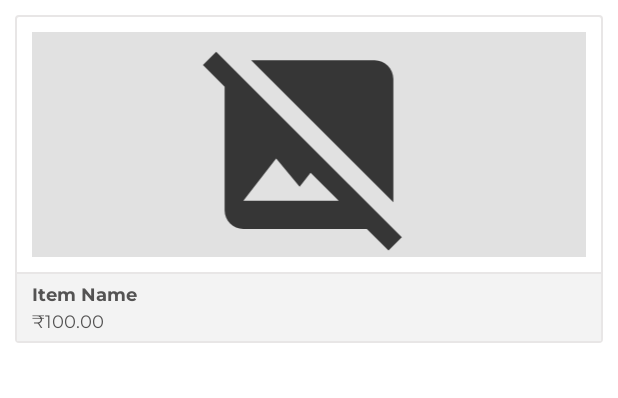
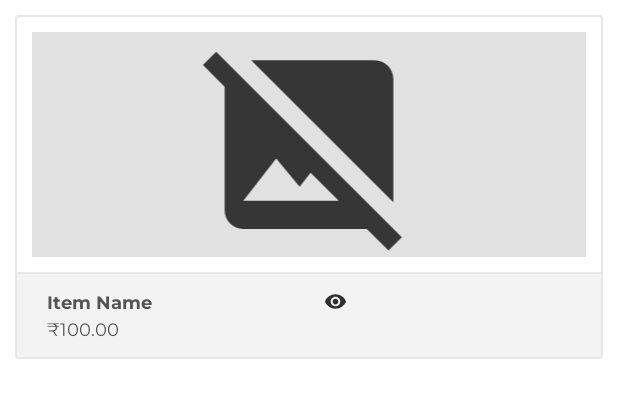
Before and after one commit to Necromancer376/CampusBuy, an Android app: the layout item_dashboard_layout.xml on its own in the app's theme, with its tools: preview values and no code run, on a phone screen of 412 x 824 dp. Shown: the top 398 px of the screen. Run offline under Robolectric (Android 15) with nearby library versions, the light colour scheme and no system bars.

Commit message:
minor changes to item view

```diff
--- a/app/build.gradle
+++ b/app/build.gradle
@@ -18,6 +18,10 @@ android {
         versionName "1.0"
 
         testInstrumentationRunner "androidx.test.runner.AndroidJUnitRunner"
+    }
+
+    dataBinding {
+        enabled = true
     }
 
     androidExtensions {
--- /dev/null
+++ b/app/src/main/res/drawable/ic_viewed.xml
@@ -0,0 +1,5 @@
+<vector android:height="24dp" android:tint="#2F2F2F"
+    android:viewportHeight="24" android:viewportWidth="24"
+    android:width="24dp" xmlns:android="http://schemas.android.com/apk/res/android">
+    <path android:fillColor="@android:color/white" android:pathData="M12,4.5C7,4.5 2.73,7.61 1,12c1.73,4.39 6,7.5 11,7.5s9.27,-3.11 11,-7.5c-1.73,-4.39 -6,-7.5 -11,-7.5zM12,17c-2.76,0 -5,-2.24 -5,-5s2.24,-5 5,-5 5,2.24 5,5 -2.24,5 -5,5zM12,9c-1.66,0 -3,1.34 -3,3s1.34,3 3,3 3,-1.34 3,-3 -1.34,-3 -3,-3z"/>
+</vector>
--- a/app/src/main/res/layout/item_dashboard_layout.xml
+++ b/app/src/main/res/layout/item_dashboard_layout.xml
@@ -14,10 +14,7 @@
         android:id="@+id/iv_dashboard_item_image"
         android:layout_width="match_parent"
         android:layout_height="@dimen/item_dashboard_image_height"
-        android:layout_marginStart="@dimen/item_dashboard_image_margin"
-        android:layout_marginTop="@dimen/item_dashboard_image_margin"
-        android:layout_marginEnd="@dimen/item_dashboard_image_margin"
-        android:layout_marginBottom="@dimen/item_dashboard_image_margin"
+        android:layout_margin="@dimen/item_dashboard_image_margin"
         android:background="@color/colorImageViewBackground"
         android:contentDescription="@string/content_description"
         android:minHeight="@dimen/item_dashboard_image_height"
@@ -31,10 +28,22 @@
         android:background="@color/colorBorder" />
 
     <LinearLayout
-        android:id="@+id/ll_dashboard_item_details"
+        android:id="@+id/ll_dashboard_details"
         android:layout_width="match_parent"
         android:layout_height="wrap_content"
+        android:background="@color/dashboard_item_details_bg"
+        android:orientation="horizontal"
         android:layout_below="@id/view_divider"
+        android:paddingStart="@dimen/dashboard_item_paddingStartEnd"
+        android:paddingTop="@dimen/dashboard_item_paddingTopBottom"
+        android:paddingEnd="@dimen/dashboard_item_paddingStartEnd"
+        android:paddingBottom="@dimen/dashboard_item_paddingTopBottom">
+
+        <LinearLayout
+            android:id="@+id/ll_dashboard_item_details"
+            android:layout_weight="1"
+            android:layout_height="wrap_content"
+            android:layout_width="0dp"
             android:background="@color/dashboard_item_details_bg"
             android:orientation="vertical"
             android:paddingStart="@dimen/dashboard_item_paddingStartEnd"
@@ -62,4 +71,29 @@
                 tools:text="₹100.00" />
         </LinearLayout>
 
+        <LinearLayout
+            android:id="@+id/ll_dashboard_extra_details"
+            android:layout_weight="1"
+            android:layout_height="wrap_content"
+            android:layout_width="0dp"
+            android:background="@color/dashboard_item_details_bg"
+            android:orientation="vertical"
+            android:paddingStart="@dimen/dashboard_item_paddingStartEnd"
+            android:paddingTop="@dimen/dashboard_item_paddingTopBottom"
+            android:paddingEnd="@dimen/dashboard_item_paddingStartEnd"
+            android:paddingBottom="@dimen/dashboard_item_paddingTopBottom">
+
+            <LinearLayout
+                android:layout_width="match_parent"
+                android:layout_height="wrap_content"
+                android:orientation="horizontal">
+
+                <ImageView
+                    android:layout_width="@dimen/item_dashboard_viewd_image_size"
+                    android:layout_height="@dimen/item_dashboard_viewd_image_size"
+                    android:src="@drawable/ic_viewed"
+                    />
+            </LinearLayout>
+        </LinearLayout>
+    </LinearLayout>
 </RelativeLayout>
--- a/app/src/main/res/values/dimens.xml
+++ b/app/src/main/res/values/dimens.xml
@@ -90,4 +90,5 @@
     <dimen name="dashboard_item_textSize">12sp</dimen>
     <dimen name="dashboard_item_price_marginTop">2dp</dimen>
 
+    <dimen name="item_dashboard_viewd_image_size">15dp</dimen>
 </resources>
```
Lines whose indentation alone changed are shown as unchanged.
